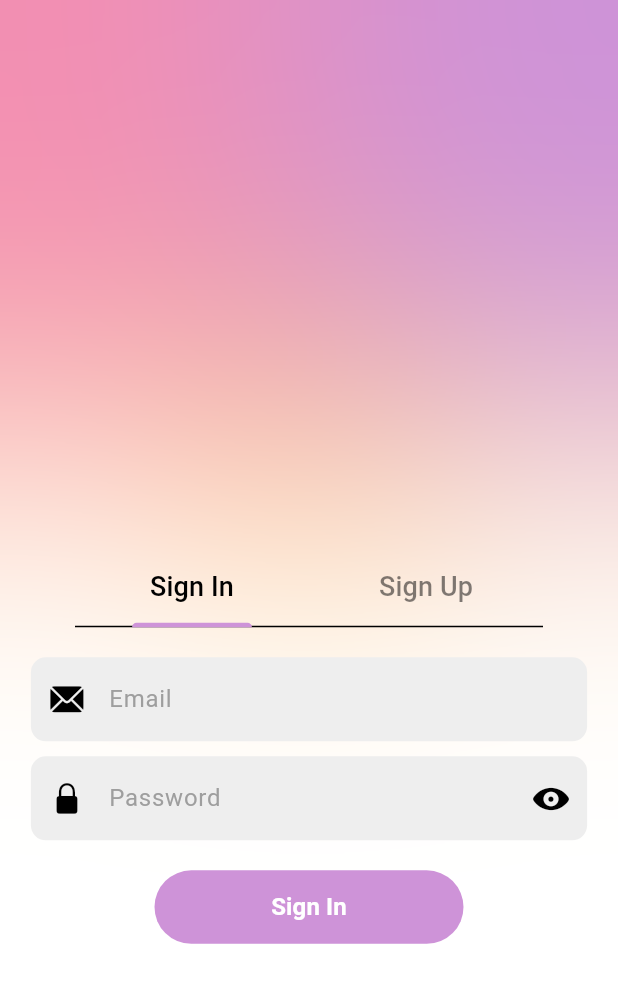
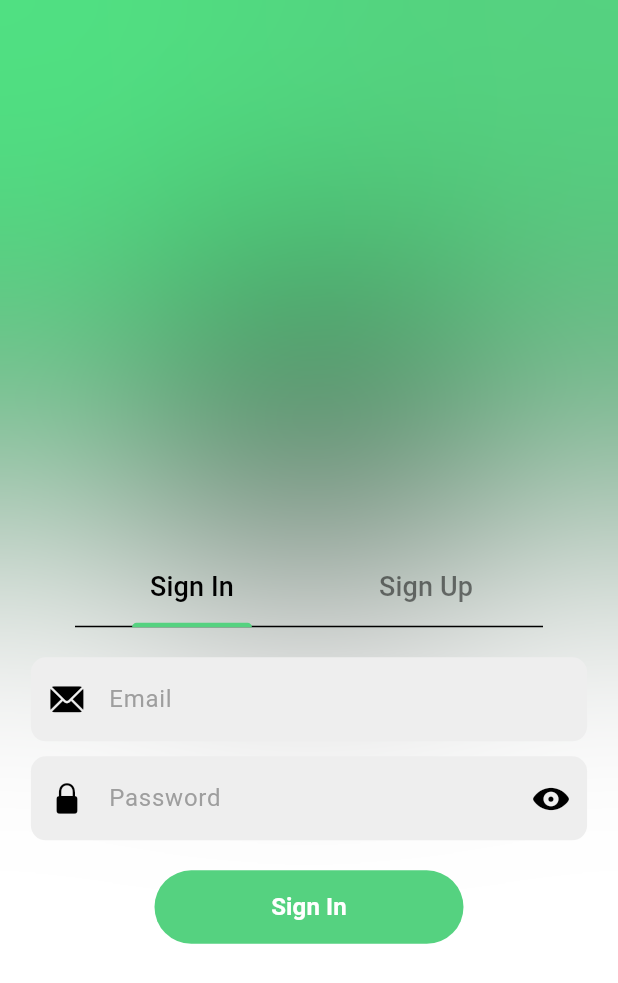
Before and after one commit to ISIS3510-Seccion-2-Grupo-21/resq-flutter, a Flutter app: the screen it shows after launch, on a phone screen of 412 x 824 dp. Shown: the top 983 px of the screen. Run offline on Flutter 3.47's test engine with Material 3 defaults, Android fonts, the phone set to English and light mode, and no system bars; our stand-ins replace bloc, cloud_firestore, equatable, firebase_auth, firebase_core, flutter_bloc and 1 more; accounts and stored records are empty.

```diff
--- a/lib/app_view.dart
+++ b/lib/app_view.dart
@@ -16,11 +16,11 @@ class MyAppView extends StatelessWidget {
 				colorScheme: const ColorScheme.light(
           background: Colors.white,
           onBackground: Colors.black,
-          primary: Color.fromRGBO(206, 147, 216, 1),
+          primary: Color.fromRGBO(85, 210, 128, 1),
           onPrimary: Colors.black,
-          secondary: Color.fromRGBO(244, 143, 177, 1),
+          secondary: Color.fromRGBO(80, 225, 130, 1),
           onSecondary: Colors.white,
-					tertiary: Color.fromRGBO(255, 204, 128, 1),
+					tertiary: Color.fromRGBO(28, 28, 28, 1),
           error: Colors.red,
 					outline: Color(0xFF424242)
         ),
```
